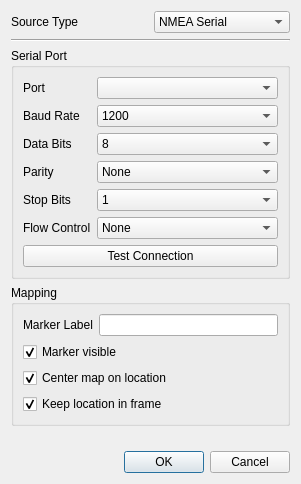
Old version of the form explorer/gpssourcedialog.ui in the repository archnemesis/OSMExplorer.
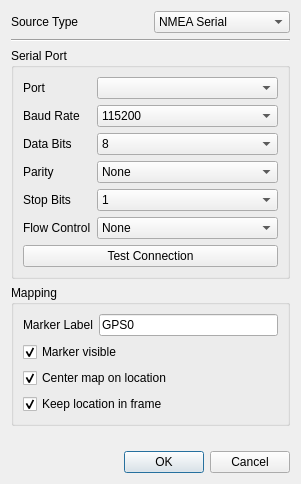
New version of the form.

Patch:
```diff
--- a/explorer/gpssourcedialog.ui
+++ b/explorer/gpssourcedialog.ui
@@ -67,6 +67,9 @@
       </item>
       <item row="1" column="1">
        <widget class="QComboBox" name="cboSerialSpeed">
+        <property name="currentIndex">
+         <number>7</number>
+        </property>
         <item>
          <property name="text">
           <string>1200</string>
@@ -242,7 +245,11 @@
        </widget>
       </item>
       <item row="0" column="1">
-       <widget class="QLineEdit" name="lneMarkerLabel"/>
+       <widget class="QLineEdit" name="lneMarkerLabel">
+        <property name="text">
+         <string>GPS0</string>
+        </property>
+       </widget>
       </item>
       <item row="3" column="0" colspan="2">
        <widget class="QCheckBox" name="chkKeepInFrame">
```
